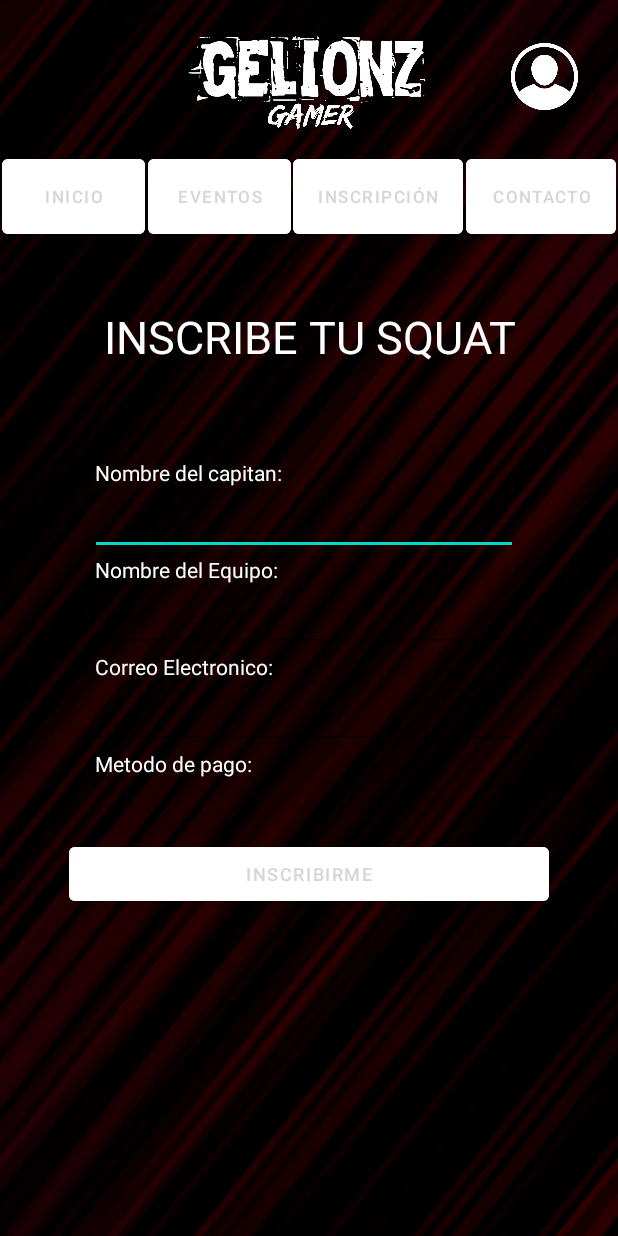
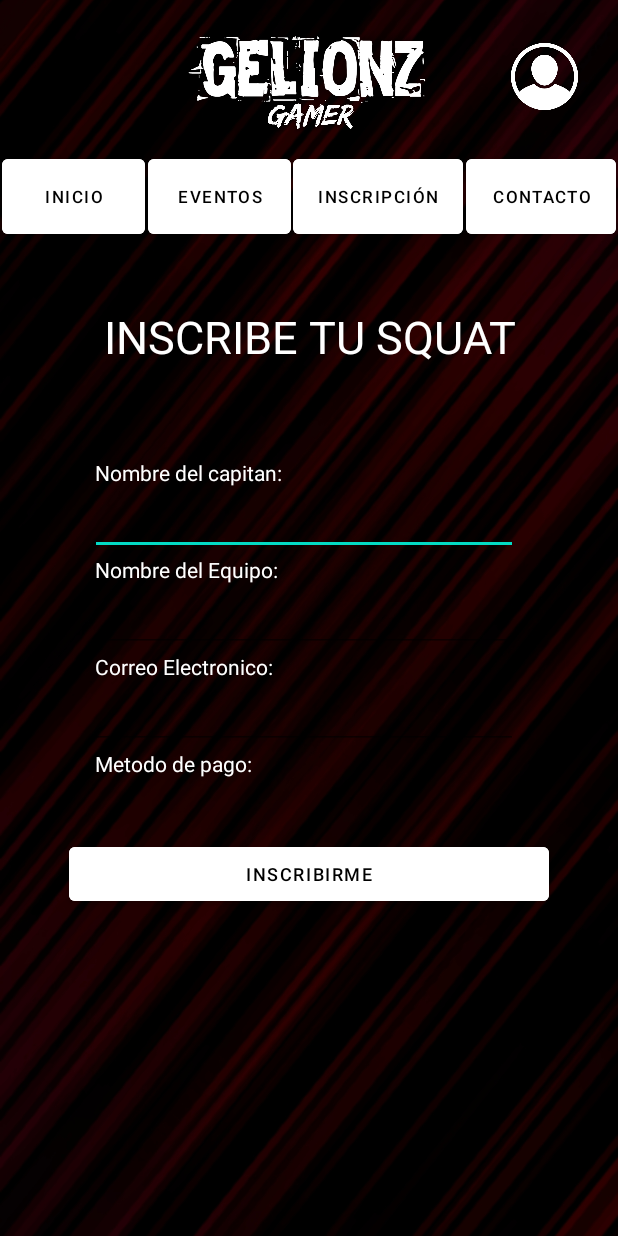
Before and after one commit to Edwin-Estiven-Pisso/GelionzGamer, an Android app: the InscripcionEventos screen opened directly, with no data from a screen before it, on a phone screen of 412 x 824 dp. Run offline under Robolectric (Android 15) with nearby library versions, the phone set to English and light mode, and no system bars.

Commit message:
once commit

```diff
--- a/app/src/main/java/com/gelionz/gelionzgamer/Eventos2.java
+++ b/app/src/main/java/com/gelionz/gelionzgamer/Eventos2.java
@@ -78,8 +78,7 @@ public class Eventos2 {
     public void setOrganizador(String organizador) {
         this.organizador = organizador;
     }
-
-    @Override
+        @Override
     public String toString() {
         return "Eventos2{" +
                 "tipo_evento='" + tipo_evento + '\'' +
--- a/app/src/main/java/com/gelionz/gelionzgamer/InscripcionEventos.java
+++ b/app/src/main/java/com/gelionz/gelionzgamer/InscripcionEventos.java
@@ -2,13 +2,76 @@ package com.gelionz.gelionzgamer;
 
 import androidx.appcompat.app.AppCompatActivity;
 
+import android.content.Intent;
 import android.os.Bundle;
+import android.view.View;
+import android.widget.Button;
+import android.widget.ImageButton;
 
 public class InscripcionEventos extends AppCompatActivity {
+
+    ImageButton imgPerfil;
+    Button btnInicio, btnEventos, btnInscripción, btnContactanos;
 
     @Override
     protected void onCreate(Bundle savedInstanceState) {
         super.onCreate(savedInstanceState);
         setContentView(R.layout.activity_inscripcion_eventos);
+
+        referenciar();
     }
+
+
+    public void referenciar(){
+
+        imgPerfil=findViewById(R.id.imgperfil);
+        btnInicio=findViewById(R.id.btnInicio);
+        btnEventos=findViewById(R.id.btnEventos);
+        btnInscripción=findViewById(R.id.btnInscripción);
+        btnContactanos=findViewById(R.id.btnContactanos);
+
+        //NAVEGACIÓN ENTRE MODULOS DE LA APLICACIÓN
+        imgPerfil.setOnClickListener(new View.OnClickListener() {
+            @Override
+            public void onClick(View v) {
+                Intent intent=new Intent(InscripcionEventos.this,Perfil.class);
+                startActivity(intent);
+            }
+        });
+
+        btnInicio.setOnClickListener(new View.OnClickListener() {
+            @Override
+            public void onClick(View v) {
+                Intent intent=new Intent(InscripcionEventos.this,Menu.class);
+                startActivity(intent);
+            }
+        });
+
+        btnEventos.setOnClickListener(new View.OnClickListener() {
+            @Override
+            public void onClick(View v) {
+                Intent intent=new Intent(InscripcionEventos.this,Eventos.class);
+                startActivity(intent);
+            }
+        });
+
+        btnContactanos.setOnClickListener(new View.OnClickListener() {
+            @Override
+            public void onClick(View v) {
+                Intent intent=new Intent(InscripcionEventos.this,Contactanos.class);
+                startActivity(intent);
+            }
+        });
+
+        btnInscripción.setOnClickListener(new View.OnClickListener() {
+            @Override
+            public void onClick(View v) {
+                Intent intent=new Intent(InscripcionEventos.this,InscripcionEventos.class);
+                startActivity(intent);
+            }
+        });
+    }
+
+
+
 }
--- a/app/src/main/res/layout/activity_inscripcion_eventos.xml
+++ b/app/src/main/res/layout/activity_inscripcion_eventos.xml
@@ -38,7 +38,7 @@
         android:layout_marginTop="100dp"
         android:backgroundTint="@color/ColorBotones"
         android:text="Inicio"
-        android:textColor="@color/ColorLetrasBotones"
+        android:textColor="@color/ColorLetrasNegras"
         android:textSize="11dp"
         app:layout_constraintEnd_toStartOf="@+id/btnEventos"
         app:layout_constraintStart_toStartOf="parent"
@@ -51,7 +51,7 @@
         android:layout_marginTop="100dp"
         android:backgroundTint="@color/ColorBotones"
         android:text="Eventos"
-        android:textColor="@color/ColorLetrasBotones"
+        android:textColor="@color/ColorLetrasNegras"
         android:textSize="11dp"
         app:layout_constraintEnd_toStartOf="@+id/btnInscripción"
         app:layout_constraintStart_toEndOf="@+id/btnInicio"
@@ -64,7 +64,7 @@
         android:layout_marginTop="100dp"
         android:backgroundTint="@color/ColorBotones"
         android:text="INSCRIPCIÓN"
-        android:textColor="@color/ColorLetrasBotones"
+        android:textColor="@color/ColorLetrasNegras"
         android:textSize="11dp"
         app:layout_constraintEnd_toStartOf="@+id/btnContactanos"
         app:layout_constraintStart_toEndOf="@+id/btnEventos"
@@ -77,7 +77,7 @@
         android:layout_marginTop="100dp"
         android:backgroundTint="@color/ColorBotones"
         android:text="CONTACTO"
-        android:textColor="@color/ColorLetrasBotones"
+        android:textColor="@color/ColorLetrasNegras"
         android:textSize="11dp"
         app:layout_constraintEnd_toEndOf="parent"
         app:layout_constraintStart_toEndOf="@+id/btnInscripción"
@@ -177,7 +177,7 @@
         android:layout_marginTop="40dp"
         android:backgroundTint="@color/ColorBotones"
         android:text="INSCRIBIRME"
-        android:textColor="@color/ColorLetrasBotones"
+        android:textColor="@color/ColorLetrasNegras"
         android:textSize="12dp"
         app:layout_constraintEnd_toEndOf="parent"
         app:layout_constraintHorizontal_bias="0.497"
--- a/app/src/main/res/layout/activity_main.xml
+++ b/app/src/main/res/layout/activity_main.xml
@@ -7,7 +7,6 @@
     android:layout_height="match_parent"
     android:background="@drawable/fondo_1"
     tools:context=".MainActivity">
-
 
   <ImageView
       android:id="@+id/imgLogo"
--- a/app/src/main/res/layout/activity_registro.xml
+++ b/app/src/main/res/layout/activity_registro.xml
@@ -212,7 +212,7 @@
         android:layout_marginTop="20dp"
         android:backgroundTint="@color/ColorBotones"
         android:text="REGISTRAR USUARIO"
-        android:textColor="@color/ColorLetrasBotones"
+        android:textColor="@color/ColorLetrasNegras"
         app:layout_constraintEnd_toEndOf="parent"
         app:layout_constraintStart_toStartOf="parent"
         app:layout_constraintTop_toBottomOf="@+id/ConfirmarContraseña" />
```
Also changed, not shown: app/src/main/java/com/gelionz/gelionzgamer/Contactanos.java (+60 -1 lines), app/src/main/java/com/gelionz/gelionzgamer/Eventos.java (+57 -6 lines), app/src/main/java/com/gelionz/gelionzgamer/Menu.java (+8 -0 lines), app/src/main/res/layout/activity_eventos.xml (+3 -16 lines), app/src/main/res/layout/activity_menu.xml (+4 -4 lines).
